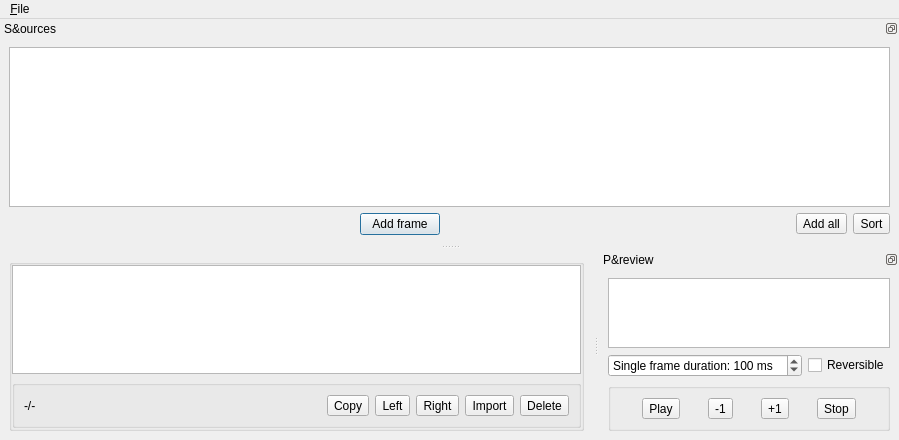
Before: the Qt Designer form animation-editor/editor.ui in dos1/libsuperderpy-utils, drawn with Qt 5.
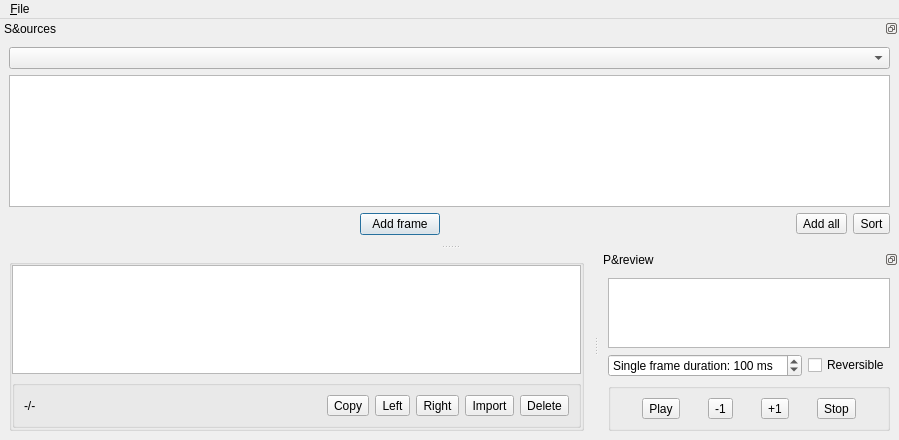
After: the same form once the commit is applied. Icons and pictures are not drawn. Custom widgets are drawn as their Qt base class.

Commit message: animation-editor: support subdirectories

```diff
--- a/animation-editor/editor.ui
+++ b/animation-editor/editor.ui
@@ -355,6 +355,13 @@
    </attribute>
    <widget class="QWidget" name="dockWidgetContents_3">
     <layout class="QVBoxLayout" name="verticalLayout_5">
+     <item>
+      <widget class="QComboBox" name="subdirs">
+       <property name="frame">
+        <bool>true</bool>
+       </property>
+      </widget>
+     </item>
      <item>
       <widget class="FrameListView" name="sourcesList"/>
      </item>
```
Left out of the diff: 5 changed lines with no effect on the pictures. The commit also changes 2 other files.
